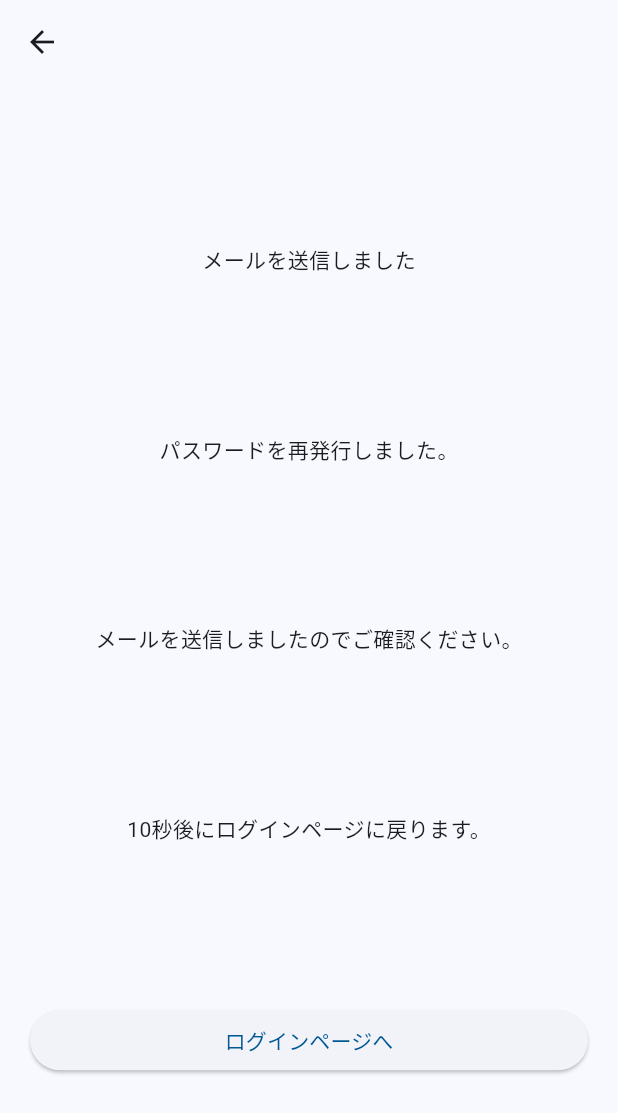
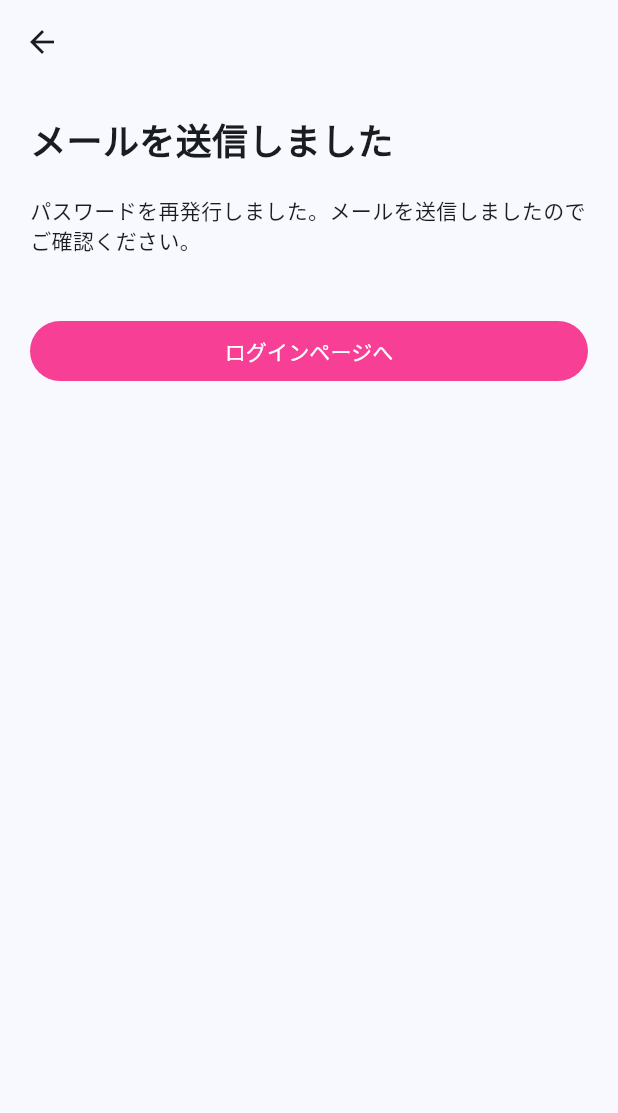
Before and after one commit to Mayumi-Nakabayashi/withTone, a Flutter app: the PasswordReissueConfirmPage screen opened by its route, on a phone screen of 412 x 824 dp. Shown: the top 1113 px of the screen. Run offline on Flutter 3.47's test engine with Material 2 defaults, Android fonts, the phone set to English and light mode, and no system bars.

Commit message:
feat: PasswordReissueConfirmPageの見た目をFigmaに合わせる
10秒後にログインページに戻る機能はいらないと判断して実装しなかった.

```diff
--- a/lib/views/pages/password_reissue_confirm/password_reissue_confirm_page.dart
+++ b/lib/views/pages/password_reissue_confirm/password_reissue_confirm_page.dart
@@ -23,15 +23,36 @@ class _PasswordReissueConfirmPageState
         child: Padding(
           padding: const EdgeInsets.symmetric(horizontal: 20.0),
           child: Column(
-            mainAxisAlignment: MainAxisAlignment.spaceEvenly,
             children: [
-              const Text('メールを送信しました'),
-              const Text('パスワードを再発行しました。'),
-              const Text('メールを送信しましたのでご確認ください。'),
-              const Text('10秒後にログインページに戻ります。'),
+              const SizedBox(height: 20), // 適当な余白
+              const SizedBox(
+                width: double.infinity,
+                child: Text(
+                  'メールを送信しました',
+                  textAlign: TextAlign.start,
+                  style: TextStyle(fontWeight: FontWeight.bold, fontSize: 24),
+                ),
+              ),
+              const SizedBox(height: 20), // 適当な余白
+              const SizedBox(
+                width: double.infinity,
+                child: Text(
+                  'パスワードを再発行しました。メールを送信しましたのでご確認ください。',
+                  textAlign: TextAlign.start,
+                ),
+              ),
+              const SizedBox(height: 40), // 適当な余白
+
               SizedBox(
                 width: double.infinity,
                 child: ElevatedButton(
+                    style: ElevatedButton.styleFrom(
+                      fixedSize: const Size.fromWidth(double.maxFinite),
+                      backgroundColor: const Color(0xFFF73F96),
+                      foregroundColor: const Color(0xffffffff),
+                      surfaceTintColor: const Color(0xFFF73F96),
+                      elevation: 0,
+                    ),
                     onPressed: () => Navigator.pushNamed(
                           context,
                           IntroPage.path,
```
